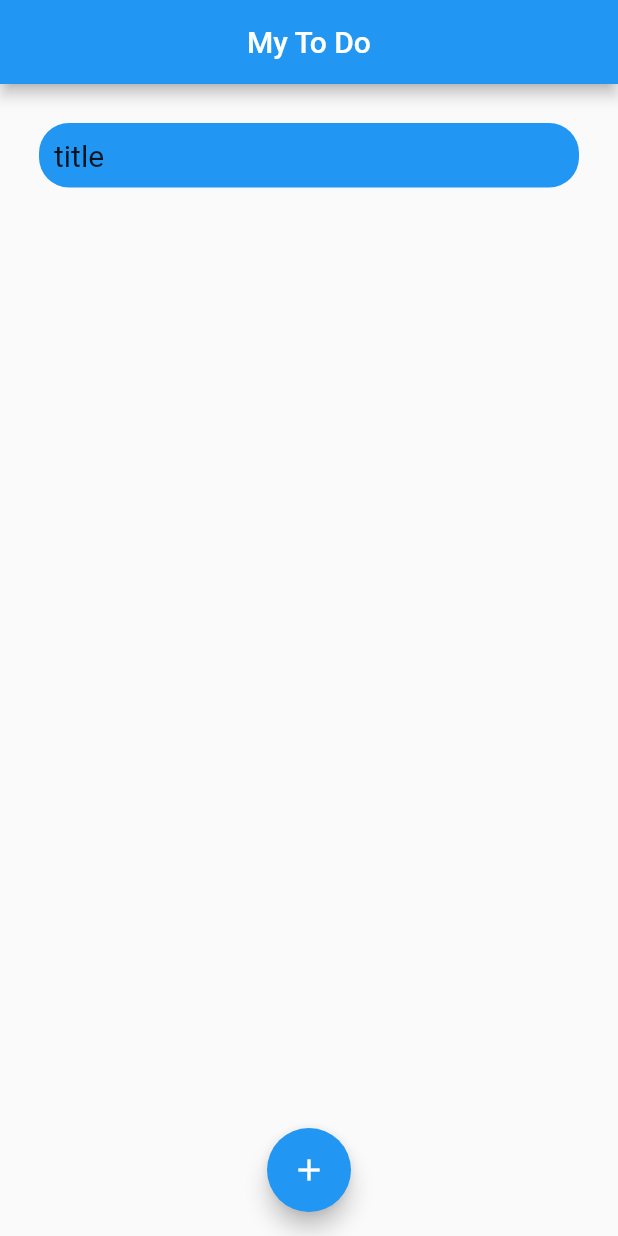
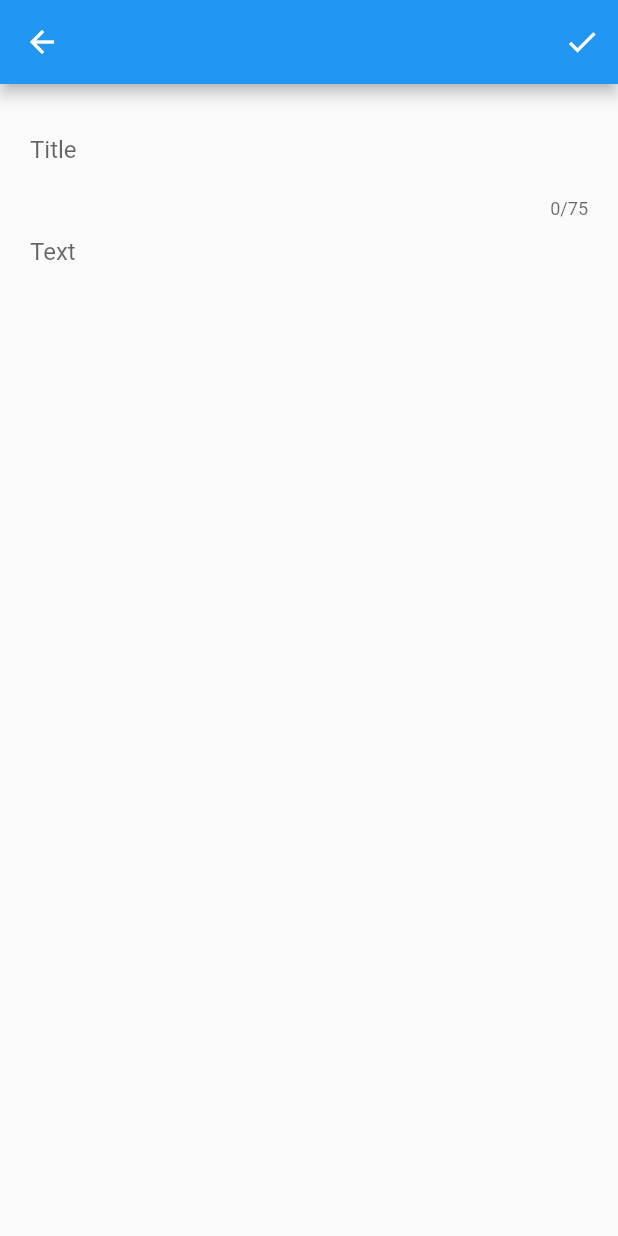
Before and after one commit to patrykkarpinski1/my_to_do, a Flutter app: the screen it shows after launch, after a tap on the "add" icon, on a phone screen of 412 x 824 dp. Run offline on Flutter 3.47's test engine with Material 2 defaults, Android fonts, the phone set to English and light mode, and no system bars; our stand-ins replace get_it, injectable.

Commit message:
Create add notes page

```diff
--- /dev/null
+++ b/lib/features/home/pages/add_notes_page.dart
@@ -0,0 +1,39 @@
+import 'package:flutter/material.dart';
+
+class AddNotesPage extends StatefulWidget {
+  const AddNotesPage({super.key});
+
+  @override
+  State<AddNotesPage> createState() => _AddNotesPageState();
+}
+
+class _AddNotesPageState extends State<AddNotesPage> {
+  @override
+  Widget build(BuildContext context) {
+    return Scaffold(
+      appBar: AppBar(
+        actions: [IconButton(onPressed: () {}, icon: const Icon(Icons.check))],
+      ),
+      body: Padding(
+        padding: const EdgeInsets.all(20.0),
+        child: ListView(children: const [
+          TextField(
+            maxLength: 75,
+            maxLines: 1,
+            decoration: InputDecoration(
+              hintText: 'Title',
+              border: InputBorder.none,
+            ),
+          ),
+          TextField(
+            maxLines: 30,
+            decoration: InputDecoration(
+              border: InputBorder.none,
+              hintText: 'Text',
+            ),
+          ),
+        ]),
+      ),
+    );
+  }
+}
--- a/lib/features/home/pages/home_page.dart
+++ b/lib/features/home/pages/home_page.dart
@@ -1,4 +1,5 @@
 import 'package:flutter/material.dart';
+import 'package:my_to_do/features/home/pages/add_notes_page.dart';
 
 class HomePage extends StatelessWidget {
   const HomePage({super.key});
@@ -32,7 +33,11 @@ class HomePage extends StatelessWidget {
         child: const Icon(
           Icons.add,
         ),
-        onPressed: () {},
+        onPressed: () {
+          Navigator.of(context).push(
+            MaterialPageRoute(builder: (context) => const AddNotesPage()),
+          );
+        },
       ),
       floatingActionButtonLocation: FloatingActionButtonLocation.centerFloat,
     );
```
